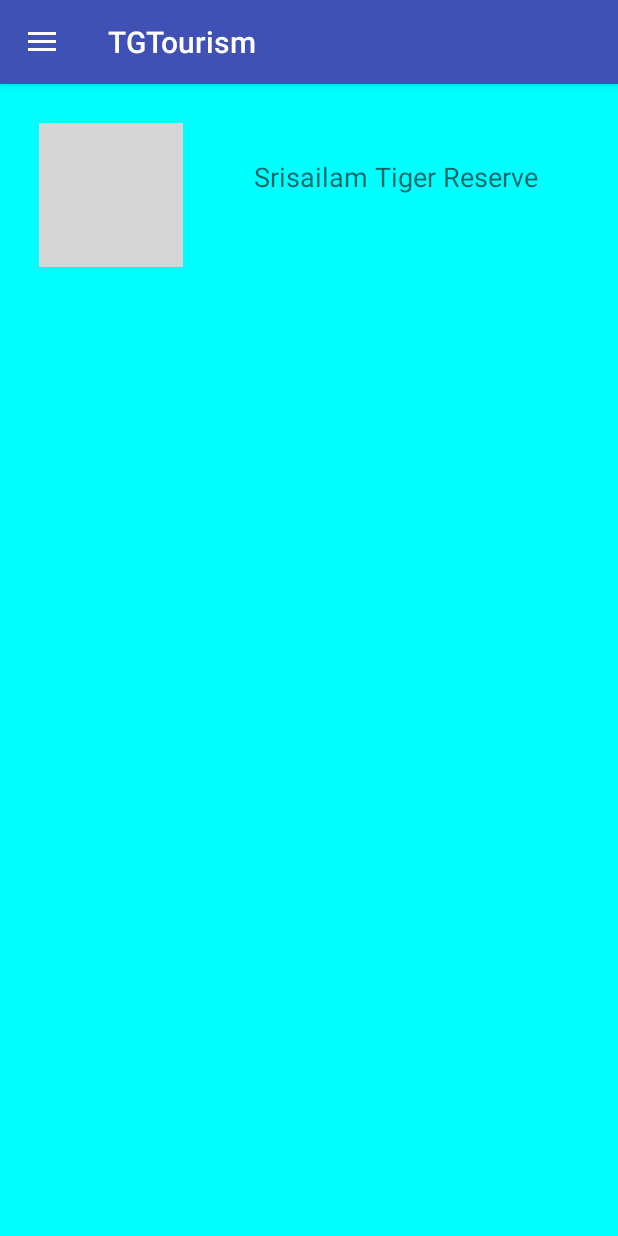
After one commit to santhoshgudla/TGTourism, an Android app: the fragment WildMbnFragment placed in its activity, on a phone screen of 412 x 824 dp. The commit adds this screen. Run offline under Robolectric (Android 15) with nearby library versions, the phone set to English and light mode, and no system bars; grey boxes are pictures that could not be loaded.

Commit message:
Handled WildLife screens

```diff
--- /dev/null
+++ b/app/src/main/java/com/gudla/tgtourism/wildlife/WildMbnFragment.java
@@ -0,0 +1,50 @@
+package com.gudla.tgtourism.wildlife;
+
+
+import android.content.Context;
+import android.os.Bundle;
+import android.support.annotation.Nullable;
+import android.support.v4.app.Fragment;
+import android.view.LayoutInflater;
+import android.view.View;
+import android.view.ViewGroup;
+import android.widget.ListView;
+
+import com.gudla.tgtourism.R;
+import com.gudla.tgtourism.util.CustomAdapter;
+
+/**
+ * A simple {@link Fragment} subclass.
+ */
+public class WildMbnFragment extends Fragment {
+    ListView mListView;
+    Context mContext;
+
+
+    public WildMbnFragment() {
+        // Required empty public constructor
+    }
+
+
+    @Override
+    public View onCreateView(LayoutInflater inflater, ViewGroup container,
+                             Bundle savedInstanceState) {
+        View view=inflater.inflate(R.layout.fragment_wild_mbn, container, false);
+        mListView=(ListView)view.findViewById(R.id.listWildMbnView);
+        return view;
+    }
+
+    @Override
+    public void onActivityCreated(@Nullable Bundle savedInstanceState) {
+        super.onActivityCreated(savedInstanceState);
+        int[] mImageId={R.drawable.mbn_srisailam_tiger};
+        String[] mName=mContext.getResources().getStringArray(R.array.wild_mbn_array);
+        mListView.setAdapter(new CustomAdapter(mContext, mImageId, mName));
+    }
+
+    @Override
+    public void onAttach(Context context) {
+        super.onAttach(context);
+        this.mContext=context;
+    }
+}
--- /dev/null
+++ b/app/src/main/res/layout/fragment_wild_mbn.xml
@@ -0,0 +1,18 @@
+<?xml version="1.0" encoding="utf-8"?>
+<RelativeLayout xmlns:android="http://schemas.android.com/apk/res/android"
+    xmlns:tools="http://schemas.android.com/tools"
+    android:layout_width="match_parent"
+    android:layout_height="match_parent"
+    android:paddingBottom="@dimen/activity_vertical_margin"
+    android:paddingLeft="@dimen/activity_horizontal_margin"
+    android:paddingRight="@dimen/activity_horizontal_margin"
+    android:paddingTop="@dimen/activity_vertical_margin"
+    android:background="#00FFFF"
+    tools:context="com.gudla.tgtourism.WildLifeActivity">
+
+    <ListView
+        android:layout_width="wrap_content"
+        android:layout_height="wrap_content"
+        android:id="@+id/listWildMbnView"
+        android:divider="@null" />
+</RelativeLayout>
--- a/app/src/main/res/values/strings.xml
+++ b/app/src/main/res/values/strings.xml
@@ -495,7 +495,15 @@
         <item>Bhuvanagiri Adventure</item>
         <item>Vikarabad Adventure</item>
     </string-array>
-
-    <!-- TODO: Remove or change this placeholder text -->
-    <string name="hello_blank_fragment">Hello blank fragment</string>
+    <string-array name="regions_wild_array">
+        <item>HYDERABAD</item>
+        <item>KHAMMAM</item>
+        <item>MAHABUBNAGAR</item>
+        <item>WARANGAL</item>
+        <item>ADILABAD</item>
+        <item>NIZAMABAD</item>
+        <item>KARIMNAGAR</item>
+        <item>MEDAK</item>
+        <item>RANGAREDDY</item>
+    </string-array>
 </resources>
```
Also changed, not shown: app/src/main/java/com/gudla/tgtourism/WildLifeActivity.java (+62 -3 lines), app/src/main/java/com/gudla/tgtourism/wildlife/WildAdbFragment.java (added, +49 -0 lines), app/src/main/java/com/gudla/tgtourism/wildlife/WildHydFragment.java (added, +55 -0 lines), app/src/main/java/com/gudla/tgtourism/wildlife/WildKhmFragment.java (added, +49 -0 lines), app/src/main/java/com/gudla/tgtourism/wildlife/WildKnrFragment.java (added, +50 -0 lines), app/src/main/java/com/gudla/tgtourism/wildlife/WildMdkFragment.java (added, +50 -0 lines), app/src/main/java/com/gudla/tgtourism/wildlife/WildNzbFragment.java (added, +50 -0 lines), app/src/main/java/com/gudla/tgtourism/wildlife/WildRrFragment.java (added, +50 -0 lines), app/src/main/java/com/gudla/tgtourism/wildlife/WildWglFragment.java (added, +50 -0 lines), app/src/main/res/layout/fragment_wild_adb.xml (added, +18 -0 lines), app/src/main/res/layout/fragment_wild_hyd.xml (added, +18 -0 lines), app/src/main/res/layout/fragment_wild_khm.xml (added, +18 -0 lines), app/src/main/res/layout/fragment_wild_knr.xml (added, +18 -0 lines), app/src/main/res/layout/fragment_wild_mdk.xml (added, +18 -0 lines), 3 more files.
